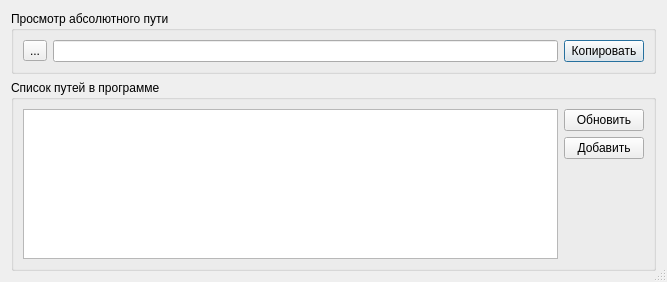
Before: the Qt Designer form advancedmode.ui in gurmaaan/WeldAnalysis, drawn with Qt 5.
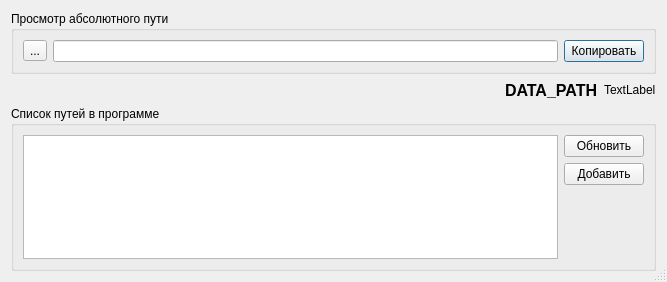
After: the same form once the commit is applied.

Patch:
```diff
--- a/advancedmode.ui
+++ b/advancedmode.ui
@@ -47,6 +47,45 @@
      </layout>
     </widget>
    </item>
+   <item>
+    <layout class="QHBoxLayout" name="horizontalLayout">
+     <item>
+      <spacer name="horizontalSpacer">
+       <property name="orientation">
+        <enum>Qt::Horizontal</enum>
+       </property>
+       <property name="sizeHint" stdset="0">
+        <size>
+         <width>40</width>
+         <height>20</height>
+        </size>
+       </property>
+      </spacer>
+     </item>
+     <item>
+      <widget class="QLabel" name="label">
+       <property name="font">
+        <font>
+         <family>Arial</family>
+         <pointsize>12</pointsize>
+         <weight>75</weight>
+         <bold>true</bold>
+        </font>
+       </property>
+       <property name="text">
+        <string>DATA_PATH</string>
+       </property>
+      </widget>
+     </item>
+     <item>
+      <widget class="QLabel" name="label_2">
+       <property name="text">
+        <string>TextLabel</string>
+       </property>
+      </widget>
+     </item>
+    </layout>
+   </item>
    <item>
     <widget class="QGroupBox" name="pathList_group">
      <property name="title">
```
Left out of the diff: 2 changed lines with no effect on the pictures.
